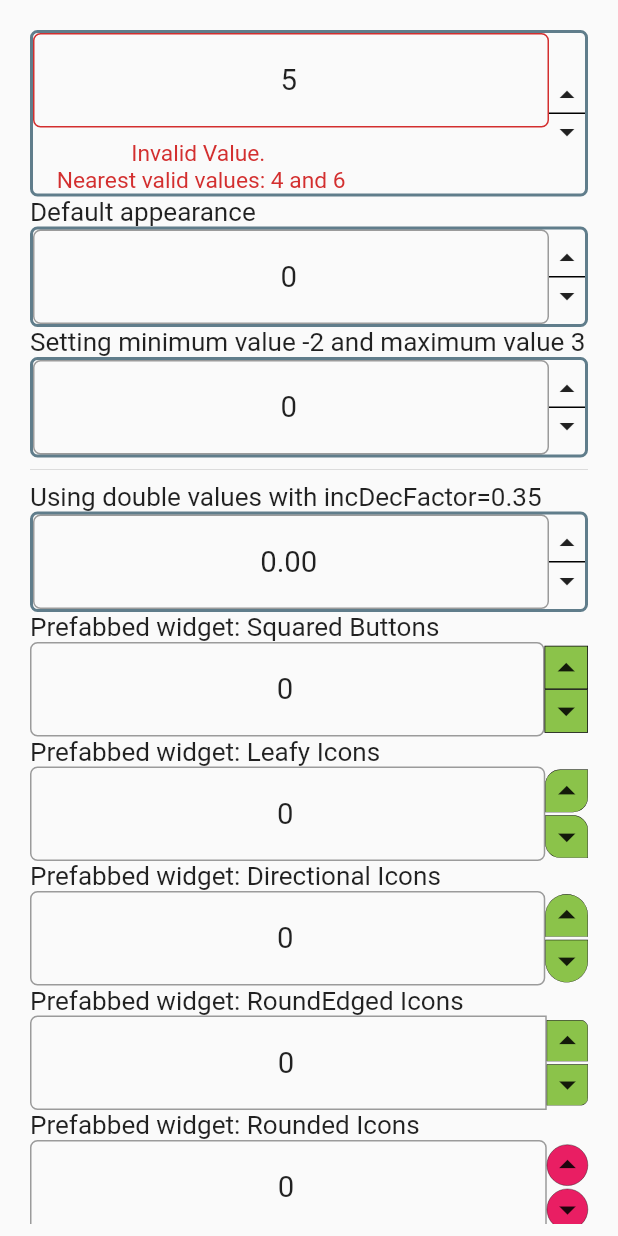
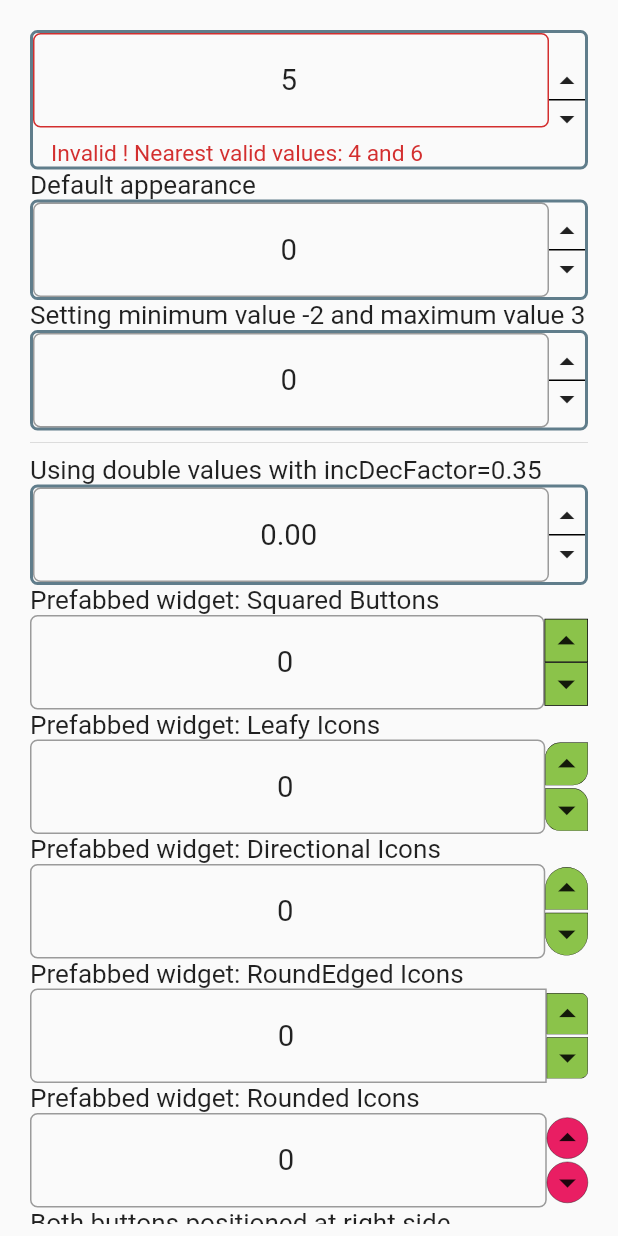
Before and after one commit to Abhilash-Chandran/number_inc_dec, a Flutter app: the screen it shows after launch, on a phone screen of 412 x 824 dp. Run offline on Flutter 3.47's test engine with Material 2 defaults, Android fonts, the phone set to English and light mode, and no system bars.

Commit message:
simplify default error messages.

```diff
--- a/lib/src/number_increment_decrement.dart
+++ b/lib/src/number_increment_decrement.dart
@@ -290,7 +290,6 @@ class _NumberInputWithIncrementDecrementState
     num parsed = num.tryParse(value);
     if (parsed == null && value != null && (value.isNotEmpty && value != '-')) {
       print('validator value is : $value with ${value.length}');
-
       return '$value is an invalid ${widget.isInt ? 'integer' : 'decimal'} value.';
     } else if (parsed != null &&
         !widget.enableMinMaxClamping &&
@@ -306,12 +305,12 @@ class _NumberInputWithIncrementDecrementState
       if (candidate2.isInfinite ||
           candidate2 < widget.min ||
           candidate2 > widget.max) {
-        return 'Invalid Value.\n Nearest valid value: ${numToString(candidate1)}';
+        return 'Invalid ! Nearest valid value: ${numToString(candidate1)}';
       }
       if (candidate1 < candidate2) {
-        return 'Invalid Value.\n Nearest valid values: ${numToString(candidate1)} and ${numToString(candidate2)}';
+        return 'Invalid ! Nearest valid values: ${numToString(candidate1)} and ${numToString(candidate2)}';
       }
-      return 'Invalid Value.\n Nearest valid values: ${numToString(candidate2)} and ${numToString(candidate1)}';
+      return 'Invalid ! Nearest valid values: ${numToString(candidate2)} and ${numToString(candidate1)}';
     }
     return null;
   }
```
